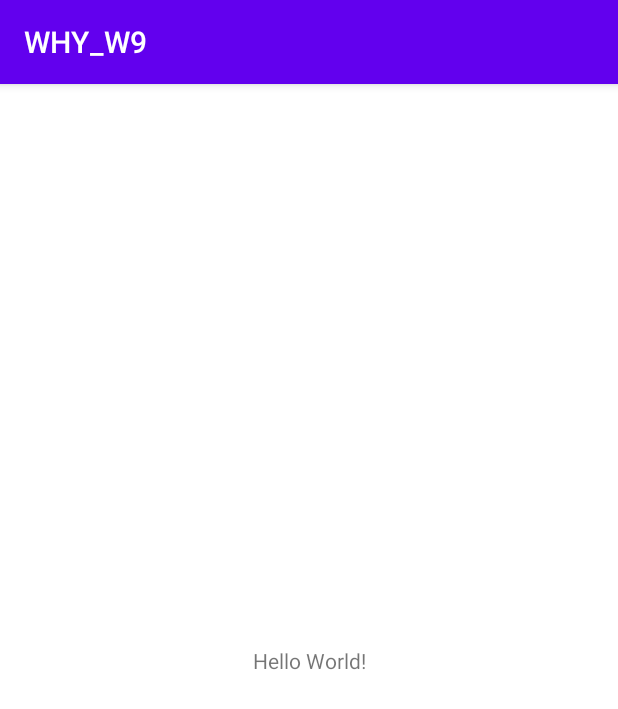
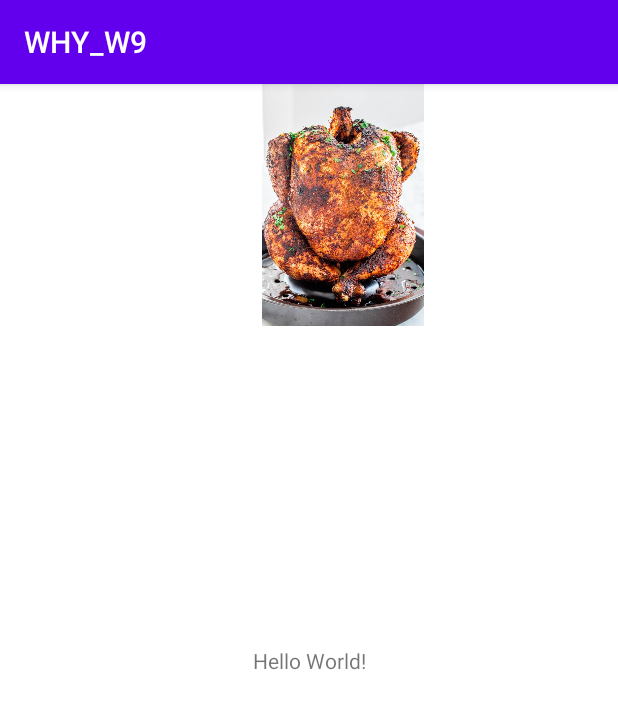
Before and after one commit to Jc2375/WHY_W9, an Android app: the screen it shows after launch (MainActivity), on a phone screen of 412 x 824 dp. Shown: the top 709 px of the screen. Run offline under Robolectric (Android 15) with nearby library versions, the phone set to English and light mode, and no system bars.

Commit message:
base files

```diff
--- a/app/src/main/res/layout/activity_main.xml
+++ b/app/src/main/res/layout/activity_main.xml
@@ -7,6 +7,7 @@
     tools:context=".MainActivity">
 
     <TextView
+        android:id="@+id/textView"
         android:layout_width="wrap_content"
         android:layout_height="wrap_content"
         android:text="Hello World!"
@@ -15,4 +16,11 @@
         app:layout_constraintRight_toRightOf="parent"
         app:layout_constraintTop_toTopOf="parent" />
 
+    <ImageView
+        android:layout_width="457dp"
+        android:layout_height="161dp"
+        android:layout_gravity="center_horizontal"
+        android:src="@drawable/beer_can_chicken_1_7"
+        tools:layout_editor_absoluteX="-23dp"
+        tools:layout_editor_absoluteY="155dp" />
 </androidx.constraintlayout.widget.ConstraintLayout>
```
Also changed, not shown: app/src/main/res/drawable/beer_can_chicken_1_7.jpg (added).
